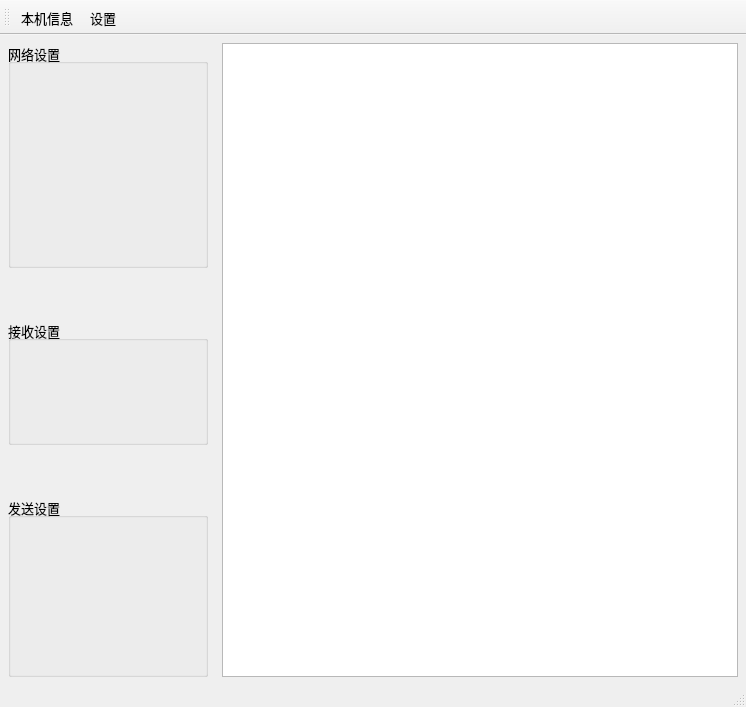
The window that main_window.ui (652436962/Network_Assistant) describes before a commit, drawn with Qt 5.
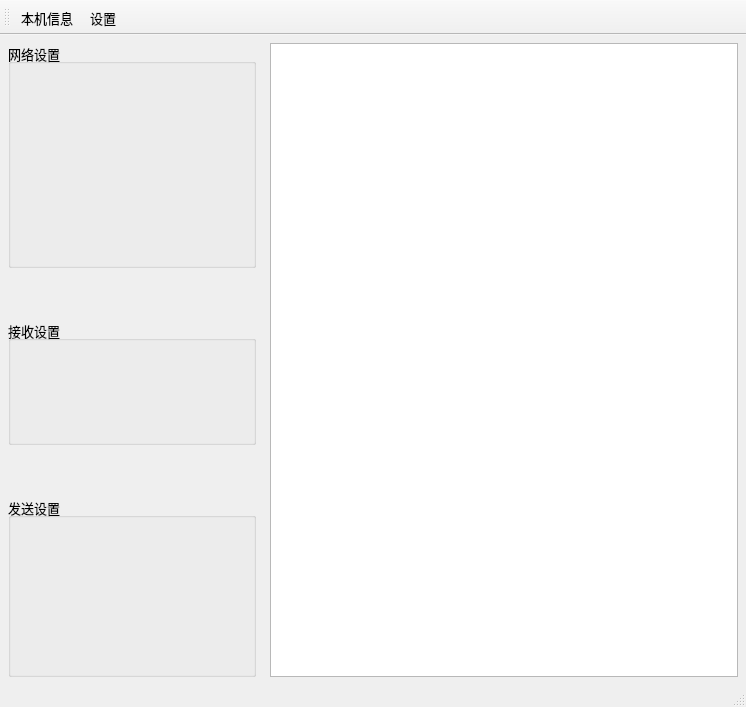
The same window after the commit. Custom widgets are drawn as their Qt base class.

```diff
--- a/main_window.ui
+++ b/main_window.ui
@@ -34,10 +34,16 @@
     </property>
     <item>
      <widget class="QWidget" name="widget_Left" native="true">
+      <property name="minimumSize">
+       <size>
+        <width>256</width>
+        <height>512</height>
+       </size>
+      </property>
       <property name="maximumSize">
        <size>
-        <width>250</width>
-        <height>16777215</height>
+        <width>256</width>
+        <height>1024</height>
        </size>
       </property>
       <layout class="QVBoxLayout" name="verticalLayout">
@@ -86,7 +92,7 @@
         <widget class="ReceiveSettingsBox" name="receive_settings">
          <property name="minimumSize">
           <size>
-           <width>175</width>
+           <width>200</width>
            <height>125</height>
           </size>
          </property>
```
